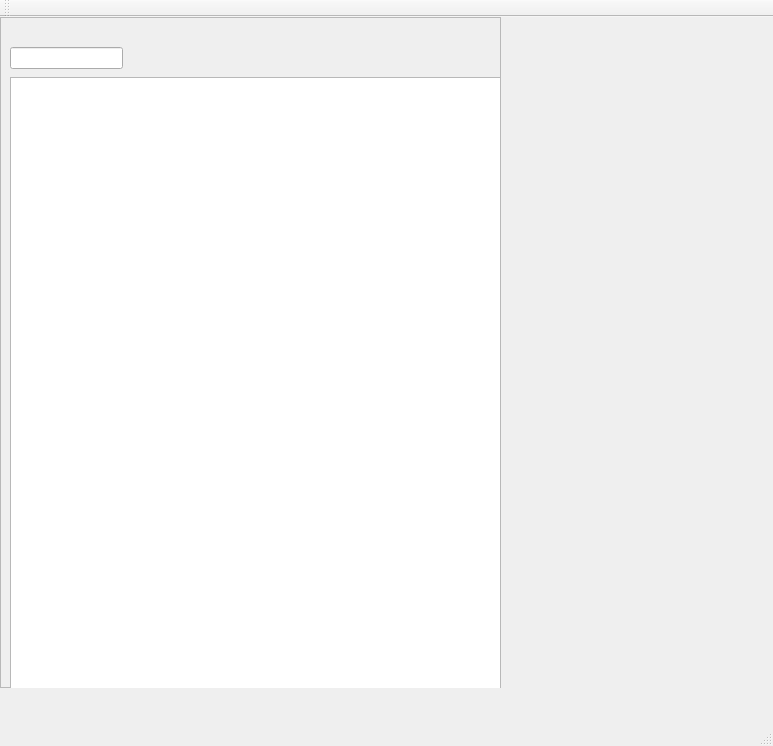
First picture: the form in pnp_test/mainwindow.ui, repository routiful/pnp_comm, before the edit.
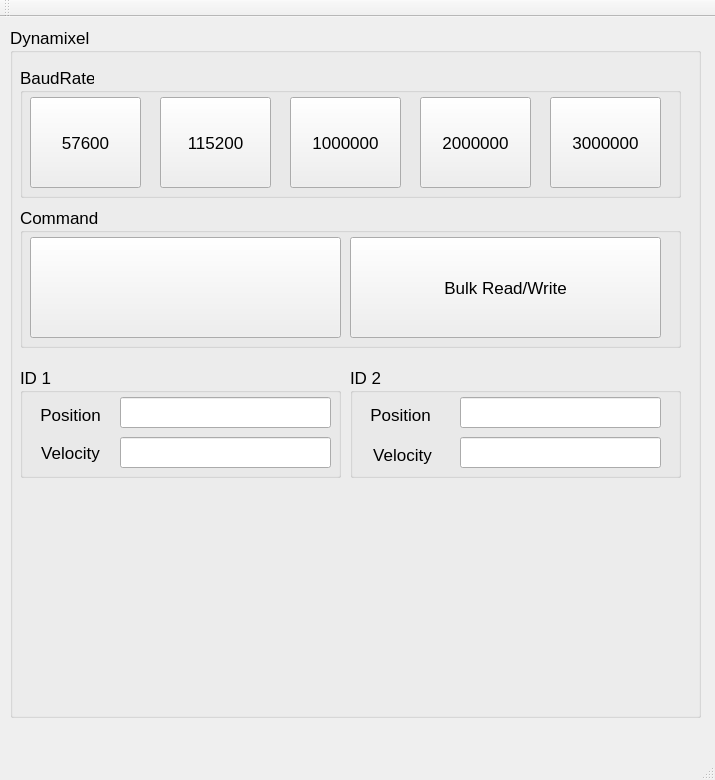
Second picture: the form after the edit.

Diff of the .ui file:
```diff
--- a/pnp_test/mainwindow.ui
+++ b/pnp_test/mainwindow.ui
@@ -6,48 +6,335 @@
    <rect>
     <x>0</x>
     <y>0</y>
-    <width>773</width>
-    <height>746</height>
+    <width>715</width>
+    <height>780</height>
    </rect>
   </property>
   <property name="windowTitle">
    <string>MainWindow</string>
   </property>
   <widget class="QWidget" name="centralWidget">
-   <widget class="QFrame" name="dxl_frame">
+   <widget class="QGroupBox" name="dynamixel_groupbox">
     <property name="geometry">
      <rect>
-      <x>0</x>
-      <y>0</y>
-      <width>501</width>
-      <height>671</height>
+      <x>10</x>
+      <y>10</y>
+      <width>691</width>
+      <height>691</height>
      </rect>
     </property>
-    <property name="frameShape">
-     <enum>QFrame::StyledPanel</enum>
+    <property name="font">
+     <font>
+      <pointsize>13</pointsize>
+     </font>
     </property>
-    <property name="frameShadow">
-     <enum>QFrame::Raised</enum>
+    <property name="title">
+     <string>Dynamixel</string>
     </property>
-    <widget class="QTableView" name="control_table_view">
+    <widget class="QGroupBox" name="baudrate_groupbox">
      <property name="geometry">
       <rect>
        <x>10</x>
-       <y>60</y>
-       <width>491</width>
-       <height>651</height>
+       <y>40</y>
+       <width>661</width>
+       <height>131</height>
       </rect>
      </property>
+     <property name="font">
+      <font>
+       <pointsize>13</pointsize>
+      </font>
+     </property>
+     <property name="title">
+      <string>BaudRate</string>
+     </property>
+     <widget class="QPushButton" name="baudrate_button_57600">
+      <property name="geometry">
+       <rect>
+        <x>10</x>
+        <y>30</y>
+        <width>111</width>
+        <height>91</height>
+       </rect>
+      </property>
+      <property name="text">
+       <string>57600</string>
+      </property>
+     </widget>
+     <widget class="QPushButton" name="baudrate_button_115200">
+      <property name="geometry">
+       <rect>
+        <x>140</x>
+        <y>30</y>
+        <width>111</width>
+        <height>91</height>
+       </rect>
+      </property>
+      <property name="text">
+       <string>115200</string>
+      </property>
+     </widget>
+     <widget class="QPushButton" name="baudrate_button_1000000">
+      <property name="geometry">
+       <rect>
+        <x>270</x>
+        <y>30</y>
+        <width>111</width>
+        <height>91</height>
+       </rect>
+      </property>
+      <property name="text">
+       <string>1000000</string>
+      </property>
+     </widget>
+     <widget class="QPushButton" name="baudrate_button_2000000">
+      <property name="geometry">
+       <rect>
+        <x>400</x>
+        <y>30</y>
+        <width>111</width>
+        <height>91</height>
+       </rect>
+      </property>
+      <property name="text">
+       <string>2000000</string>
+      </property>
+     </widget>
+     <widget class="QPushButton" name="baudrate_button_3000000">
+      <property name="geometry">
+       <rect>
+        <x>530</x>
+        <y>30</y>
+        <width>111</width>
+        <height>91</height>
+       </rect>
+      </property>
+      <property name="text">
+       <string>3000000</string>
+      </property>
+     </widget>
     </widget>
-    <widget class="QLineEdit" name="dxl_model_name_edit">
+    <widget class="QGroupBox" name="command_groupbox">
      <property name="geometry">
       <rect>
        <x>10</x>
-       <y>30</y>
-       <width>113</width>
-       <height>22</height>
+       <y>180</y>
+       <width>661</width>
+       <height>141</height>
       </rect>
      </property>
+     <property name="font">
+      <font>
+       <pointsize>13</pointsize>
+      </font>
+     </property>
+     <property name="title">
+      <string>Command</string>
+     </property>
+     <widget class="QPushButton" name="read_write_button">
+      <property name="geometry">
+       <rect>
+        <x>10</x>
+        <y>30</y>
+        <width>311</width>
+        <height>101</height>
+       </rect>
+      </property>
+      <property name="text">
+       <string/>
+      </property>
+      <property name="checkable">
+       <bool>false</bool>
+      </property>
+     </widget>
+     <widget class="QPushButton" name="bulk_read_write_button">
+      <property name="geometry">
+       <rect>
+        <x>330</x>
+        <y>30</y>
+        <width>311</width>
+        <height>101</height>
+       </rect>
+      </property>
+      <property name="text">
+       <string>Bulk Read/Write</string>
+      </property>
+      <property name="checkable">
+       <bool>false</bool>
+      </property>
+     </widget>
+    </widget>
+    <widget class="QGroupBox" name="id_1_groupbox">
+     <property name="geometry">
+      <rect>
+       <x>10</x>
+       <y>340</y>
+       <width>321</width>
+       <height>111</height>
+      </rect>
+     </property>
+     <property name="font">
+      <font>
+       <pointsize>13</pointsize>
+      </font>
+     </property>
+     <property name="title">
+      <string>ID 1 </string>
+     </property>
+     <widget class="QLineEdit" name="id_1_position_lineedit">
+      <property name="geometry">
+       <rect>
+        <x>100</x>
+        <y>30</y>
+        <width>211</width>
+        <height>31</height>
+       </rect>
+      </property>
+      <property name="readOnly">
+       <bool>true</bool>
+      </property>
+     </widget>
+     <widget class="QLineEdit" name="id_1_velocity_lineedit">
+      <property name="geometry">
+       <rect>
+        <x>100</x>
+        <y>70</y>
+        <width>211</width>
+        <height>31</height>
+       </rect>
+      </property>
+      <property name="readOnly">
+       <bool>true</bool>
+      </property>
+     </widget>
+     <widget class="QLabel" name="label">
+      <property name="geometry">
+       <rect>
+        <x>10</x>
+        <y>40</y>
+        <width>81</width>
+        <height>16</height>
+       </rect>
+      </property>
+      <property name="font">
+       <font>
+        <pointsize>13</pointsize>
+       </font>
+      </property>
+      <property name="text">
+       <string>Position</string>
+      </property>
+      <property name="alignment">
+       <set>Qt::AlignCenter</set>
+      </property>
+     </widget>
+     <widget class="QLabel" name="label_2">
+      <property name="geometry">
+       <rect>
+        <x>10</x>
+        <y>75</y>
+        <width>81</width>
+        <height>21</height>
+       </rect>
+      </property>
+      <property name="font">
+       <font>
+        <pointsize>13</pointsize>
+       </font>
+      </property>
+      <property name="text">
+       <string>Velocity</string>
+      </property>
+      <property name="alignment">
+       <set>Qt::AlignCenter</set>
+      </property>
+     </widget>
+    </widget>
+    <widget class="QGroupBox" name="id_2_groupbox">
+     <property name="geometry">
+      <rect>
+       <x>340</x>
+       <y>340</y>
+       <width>331</width>
+       <height>111</height>
+      </rect>
+     </property>
+     <property name="font">
+      <font>
+       <pointsize>13</pointsize>
+      </font>
+     </property>
+     <property name="title">
+      <string>ID 2 </string>
+     </property>
+     <widget class="QLineEdit" name="id_2_position_lineedit">
+      <property name="geometry">
+       <rect>
+        <x>110</x>
+        <y>30</y>
+        <width>201</width>
+        <height>31</height>
+       </rect>
+      </property>
+      <property name="readOnly">
+       <bool>true</bool>
+      </property>
+     </widget>
+     <widget class="QLineEdit" name="id_2_velocity_lineedit">
+      <property name="geometry">
+       <rect>
+        <x>110</x>
+        <y>70</y>
+        <width>201</width>
+        <height>31</height>
+       </rect>
+      </property>
+      <property name="readOnly">
+       <bool>true</bool>
+      </property>
+     </widget>
+     <widget class="QLabel" name="label_4">
+      <property name="geometry">
+       <rect>
+        <x>12</x>
+        <y>72</y>
+        <width>81</width>
+        <height>31</height>
+       </rect>
+      </property>
+      <property name="font">
+       <font>
+        <pointsize>13</pointsize>
+       </font>
+      </property>
+      <property name="text">
+       <string>Velocity</string>
+      </property>
+      <property name="alignment">
+       <set>Qt::AlignCenter</set>
+      </property>
+     </widget>
+     <widget class="QLabel" name="label_3">
+      <property name="geometry">
+       <rect>
+        <x>10</x>
+        <y>40</y>
+        <width>81</width>
+        <height>16</height>
+       </rect>
+      </property>
+      <property name="font">
+       <font>
+        <pointsize>13</pointsize>
+       </font>
+      </property>
+      <property name="text">
+       <string>Position</string>
+      </property>
+      <property name="alignment">
+       <set>Qt::AlignCenter</set>
+      </property>
+     </widget>
     </widget>
    </widget>
   </widget>
```
Left out of the diff: 2 changed lines with no effect on the pictures.
